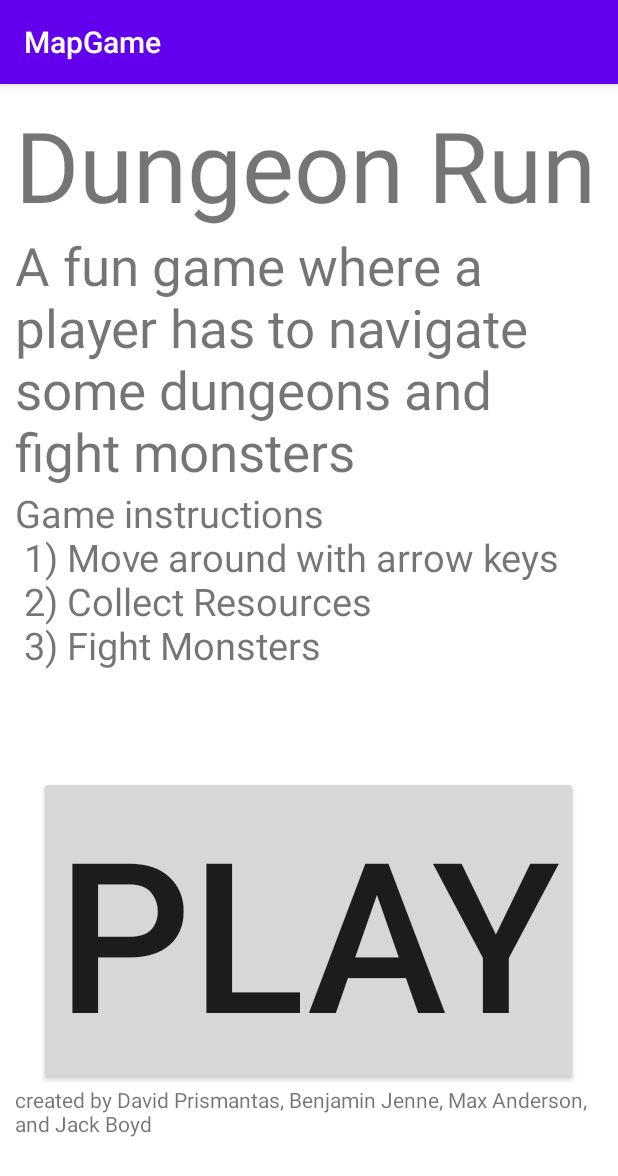
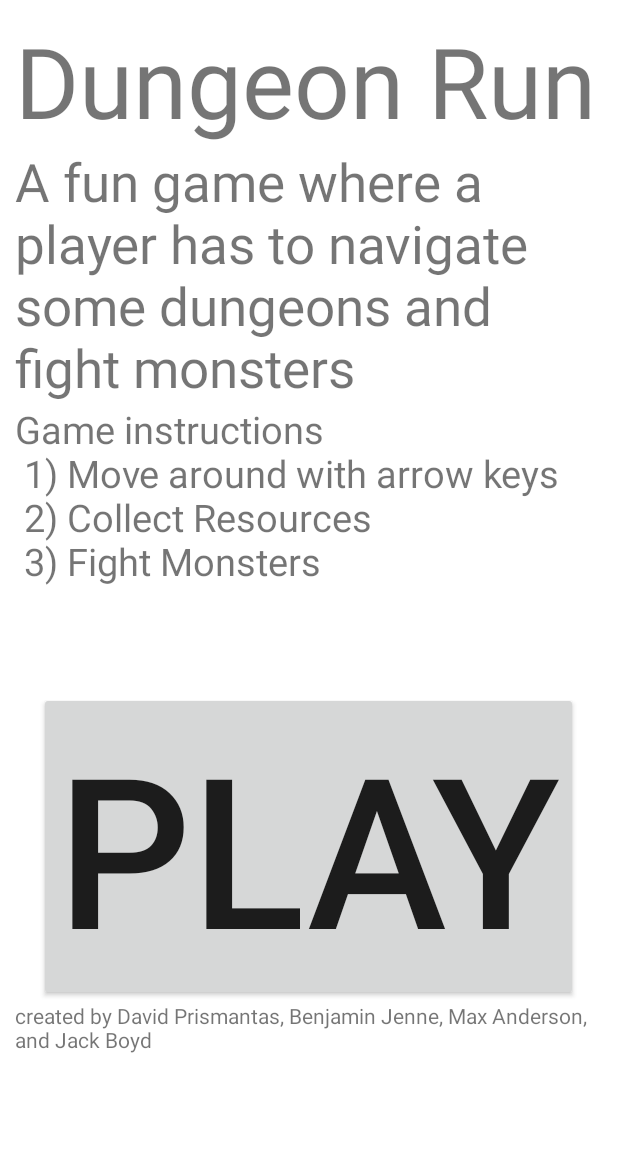
Before and after one commit to Benjamin-Jenne/AD340Game, an Android app: the screen it shows after launch (MainActivity), on a phone screen of 412 x 824 dp. Shown: the top 1176 px of the screen. Run offline under Robolectric (Android 15) with nearby library versions, the phone set to English and light mode, and no system bars.

Commit message:
I got rid of the action bar at the top

```diff
--- a/app/src/main/AndroidManifest.xml
+++ b/app/src/main/AndroidManifest.xml
@@ -10,7 +10,8 @@
         android:supportsRtl="true"
         android:theme="@style/AppTheme"
         android:requestLegacyExternalStorage="true">
-        <activity android:name=".MainActivity">
+        <activity
+            android:name=".MainActivity">
             <intent-filter>
                 <action android:name="android.intent.action.MAIN" />
 
--- a/app/src/main/java/com/example/mapgame/MapActivity.java
+++ b/app/src/main/java/com/example/mapgame/MapActivity.java
@@ -11,7 +11,7 @@
     @Override
     protected void onCreate(Bundle savedInstanceState) {
         super.onCreate(savedInstanceState);
-        setContentView(R.layout.activity_main);
+        setContentView(R.layout.activity_map);
 
         Log.i(TAG, "onCreate()");
     }
--- a/app/src/main/res/values/styles.xml
+++ b/app/src/main/res/values/styles.xml
@@ -1,7 +1,7 @@
 <resources>
 
     <!-- Base application theme. -->
-    <style name="AppTheme" parent="Theme.AppCompat.Light.DarkActionBar">
+    <style name="AppTheme" parent="Theme.AppCompat.Light.NoActionBar">
         <!-- Customize your theme here. -->
         <item name="colorPrimary">@color/colorPrimary</item>
         <item name="colorPrimaryDark">@color/colorPrimaryDark</item>
```
